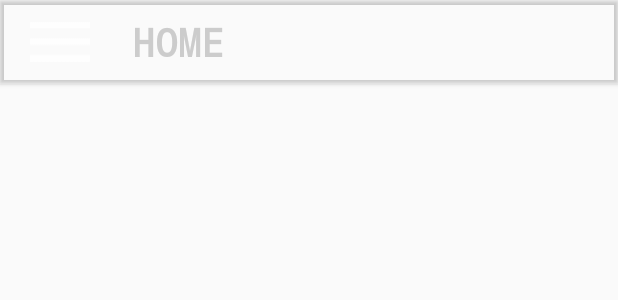
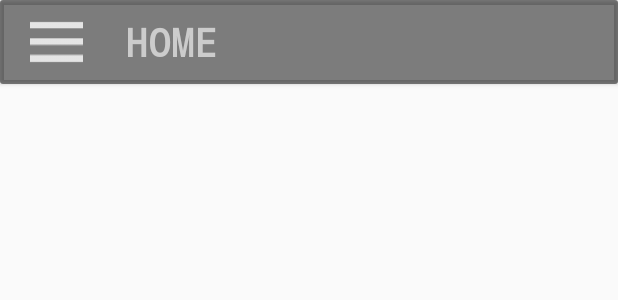
Before and after one commit to niyasns/MedEx, an Android app: the layout home_activity.xml on its own in the app's theme, with its tools: preview values and no code run, on a phone screen of 412 x 824 dp. Shown: the top 300 px of the screen. Run offline under Robolectric (Android 15) with nearby library versions, the phone set to English and light mode, and no system bars.

Commit message:
Ui completed

```diff
--- /dev/null
+++ b/app/src/main/res/drawable/rectangle_shape.xml
@@ -0,0 +1,22 @@
+<?xml version="1.0" encoding="utf-8"?>
+<layer-list xmlns:android="http://schemas.android.com/apk/res/android">
+    <item>
+        <rotate>
+            <shape
+                android:shape="rectangle">
+
+                <corners
+                    android:bottomLeftRadius="0dp"
+                    android:bottomRightRadius="0dp"/>
+
+                <size
+                    android:width="300dp"
+                    android:height="40dp"/>
+
+                <solid
+                    android:color="@color/colorTransparentBlack"/>
+
+            </shape>
+        </rotate>
+    </item>
+</layer-list>
--- a/app/src/main/res/layout-v21/home_activity.xml
+++ b/app/src/main/res/layout-v21/home_activity.xml
@@ -9,7 +9,7 @@
         android:id="@+id/linearLayout"
         android:layout_width="match_parent"
         android:layout_height="wrap_content"
-        android:background="@android:color/transparent"
+        android:background="@drawable/rectangle_shape"
         android:elevation="2dp"
         android:orientation="horizontal"
         app:layout_constraintBottom_toBottomOf="parent"
@@ -21,7 +21,7 @@
 
         <Button
             android:id="@+id/menu_button"
-            android:layout_width="40dp"
+            android:layout_width="35dp"
             android:layout_height="40dp"
             android:background="@drawable/ic_menu"
             android:layout_marginStart="20dp"
@@ -60,7 +60,8 @@
             android:layout_weight="1.8">
         </FrameLayout>
 
-        <com.google.android.gms.ads.AdView xmlns:ads="http://schemas.android.com/apk/res-auto"
+        <com.google.android.gms.ads.AdView
+            xmlns:ads="http://schemas.android.com/apk/res-auto"
             android:id="@+id/adView"
             android:layout_width="match_parent"
             android:layout_height="0dp"
--- a/app/src/main/res/layout/home_activity.xml
+++ b/app/src/main/res/layout/home_activity.xml
@@ -21,11 +21,12 @@
 
         <LinearLayout
             android:layout_width="match_parent"
-            android:layout_height="wrap_content">
+            android:layout_height="match_parent"
+            android:background="@drawable/rectangle_shape">
 
             <Button
                 android:id="@+id/menu_button"
-                android:layout_width="40dp"
+                android:layout_width="35dp"
                 android:layout_height="40dp"
                 android:background="@drawable/ic_menu"
                 android:layout_marginStart="20dp"
--- a/app/src/main/res/values/strings.xml
+++ b/app/src/main/res/values/strings.xml
@@ -14,4 +14,5 @@
     <string name="sign_up">SIGN UP</string>
     <string name="lorem">Lorem Ipsum is simply dummy It has survived not only five centuries.
     Lorem Ipsum is simply dummy It has survived not only five centuries.</string>
+    <string name="next_quiz">Next Quiz in</string>
 </resources>
--- a/app/src/main/res/values/styles.xml
+++ b/app/src/main/res/values/styles.xml
@@ -8,4 +8,9 @@
         <item name="colorAccent">@color/colorAccent</item>
     </style>
 
+    <style name="countdownText" parent="TextAppearance.AppCompat.Display3">
+        <item name="android:textColor">@color/colorWhite</item>
+        <item name="android:textStyle">bold</item>
+    </style>
+
 </resources>
--- a/build.gradle
+++ b/build.gradle
@@ -7,11 +7,12 @@ buildscript {
         jcenter()
     }
     dependencies {
-        classpath 'com.android.tools.build:gradle:3.0.1'
+        classpath 'com.android.tools.build:gradle:3.1.3'
 
 
         // NOTE: Do not place your application dependencies here; they belong
         // in the individual module build.gradle files
+        classpath 'com.google.gms:google-services:3.3.1'
     }
 }
 
@@ -19,7 +20,7 @@ allprojects {
     repositories {
         google()
         jcenter()
-        maven { url "https://jitpack.io" }
+        maven { url "https://jitpack.io"}
     }
 }
 
```
Also changed, not shown: app/build.gradle (+8 -0 lines), app/src/main/res/layout/countdown_fragment.xml (added, +41 -0 lines), app/src/main/res/layout/module_fragment.xml (added, +7 -0 lines), app/src/main/res/layout/module_item.xml (added, +57 -0 lines), app/src/main/res/drawable-hdpi/reside_background.png (added), app/src/main/res/drawable-mdpi/reside_background.png (added), app/src/main/res/drawable-xhdpi/reside_background.png (added), app/src/main/res/drawable-xxhdpi/reside_background.png (added), app/src/main/res/drawable-xxxhdpi/reside_background.png (added), gradle/wrapper/gradle-wrapper.properties.
